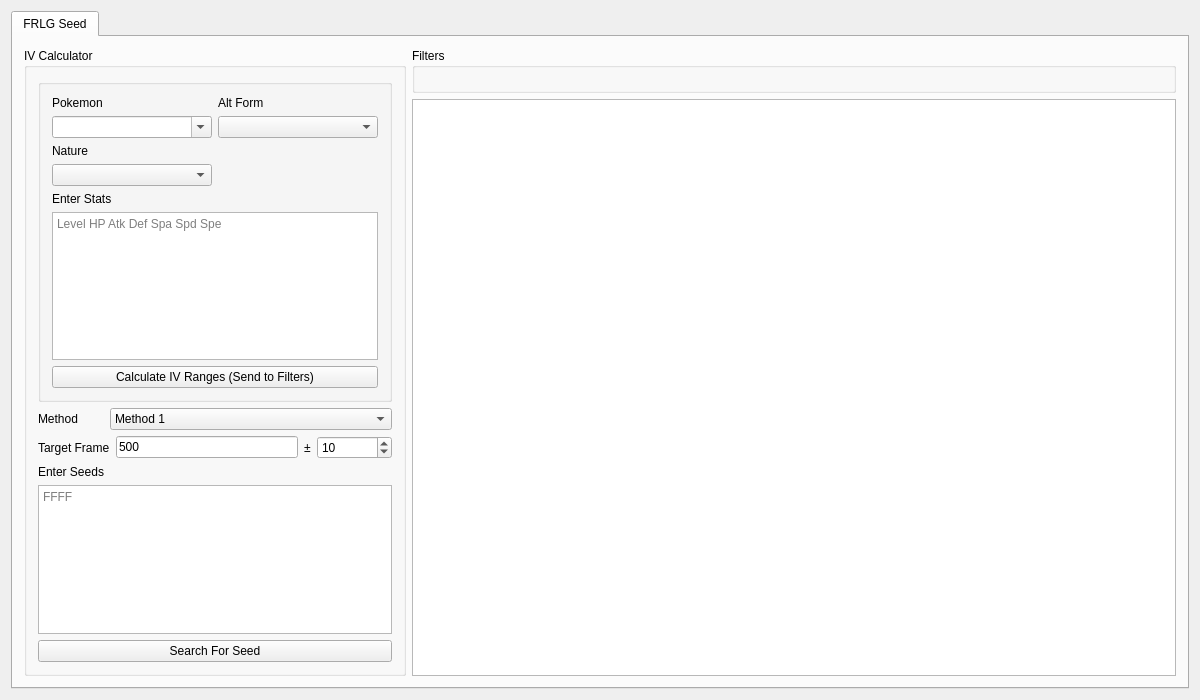
Old version of the form Forms/Gen3/Stationary3.ui in the repository papajefe/Gen-3-Seed-Assistant.
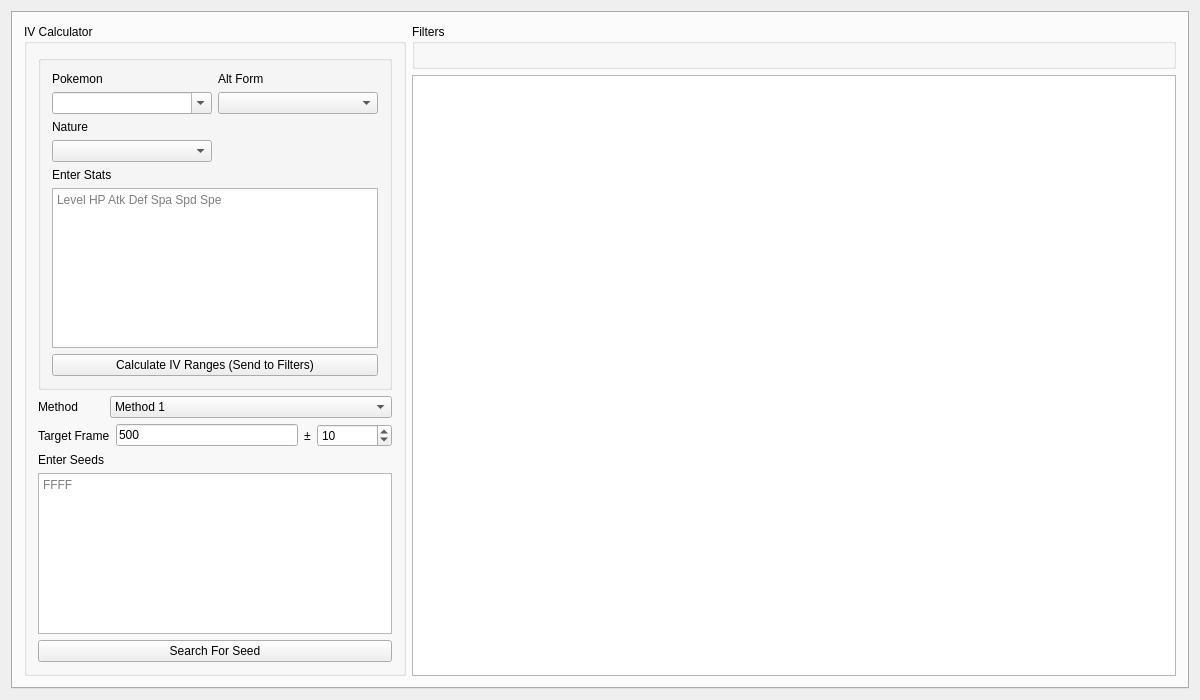
New version of the form. Icons and pictures are not drawn. Custom widgets are drawn as their Qt base class.

Commit message: Rebranding as "Gen 3 Seed Assistant"

```diff
--- a/Forms/Gen3/Stationary3.ui
+++ b/Forms/Gen3/Stationary3.ui
@@ -29,9 +29,12 @@
      <property name="currentIndex">
       <number>0</number>
      </property>
+     <property name="tabBarAutoHide">
+      <bool>true</bool>
+     </property>
      <widget class="QWidget" name="tabStationary">
       <attribute name="title">
-       <string>FRLG Seed</string>
+       <string/>
       </attribute>
       <layout class="QGridLayout" name="gridLayout_5">
        <item row="1" column="1">
```
Left out of the diff: 2 changed lines with no effect on the pictures. The commit also changes 1 other file.
